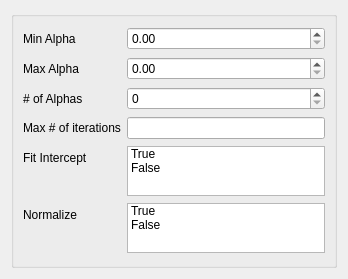
The window that ui/cv_LassoLARS.ui (tthatcher95/PyHAT_Point_Spectra_GUI) describes before a commit, drawn with Qt 5.
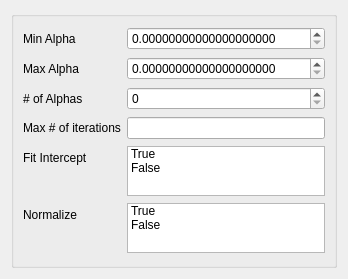
The same window after the commit.

Commit message: Make Lasso and related handle more decimals for alpha

```diff
--- a/ui/cv_LassoLARS.ui
+++ b/ui/cv_LassoLARS.ui
@@ -38,6 +38,9 @@
       </item>
       <item row="0" column="1">
        <widget class="QDoubleSpinBox" name="minalpha_spin">
+        <property name="decimals">
+         <number>20</number>
+        </property>
         <property name="maximum">
          <double>999999999.000000000000000</double>
         </property>
@@ -52,6 +55,9 @@
       </item>
       <item row="1" column="1">
        <widget class="QDoubleSpinBox" name="maxalpha_spin">
+        <property name="decimals">
+         <number>20</number>
+        </property>
         <property name="maximum">
          <double>999999999.000000000000000</double>
         </property>
```
The commit also changes 14 other files.
